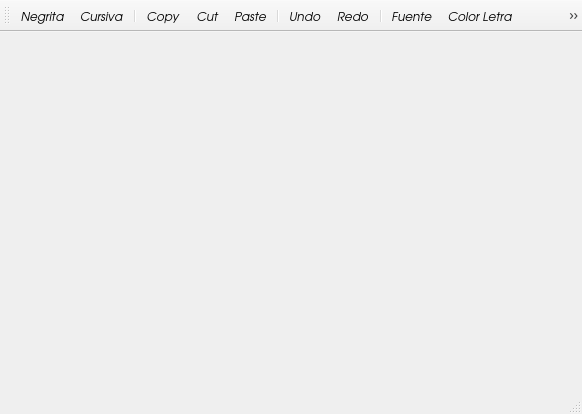
The window that Editor/editor.ui (exodehm/SDMed2) describes before a commit, drawn with Qt 5.
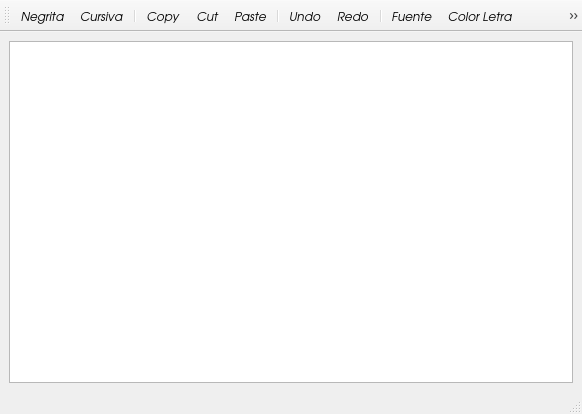
The same window after the commit. Icons and pictures are not drawn.

Diff of the .ui file:
```diff
--- a/Editor/editor.ui
+++ b/Editor/editor.ui
@@ -29,7 +29,11 @@
    <property name="focusPolicy">
     <enum>Qt::StrongFocus</enum>
    </property>
-   <layout class="QHBoxLayout" name="horizontalLayout"/>
+   <layout class="QHBoxLayout" name="horizontalLayout">
+    <item>
+     <widget class="QTextEdit" name="textEdit"/>
+    </item>
+   </layout>
   </widget>
   <widget class="QStatusBar" name="BarraEstado"/>
   <widget class="QToolBar" name="BarraHerramientas">
```
